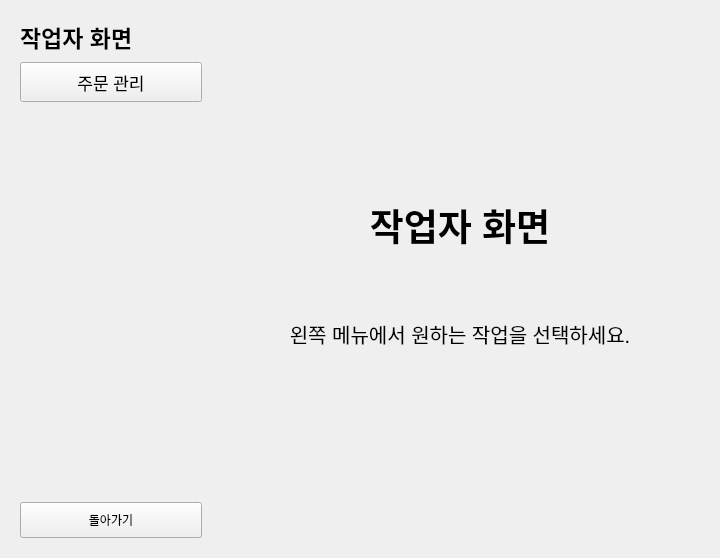
The window that soy-pc/ui/worker_screen.ui (addinedu-physicalai-1st/iot-repo-3) describes before a commit, drawn with Qt 5.
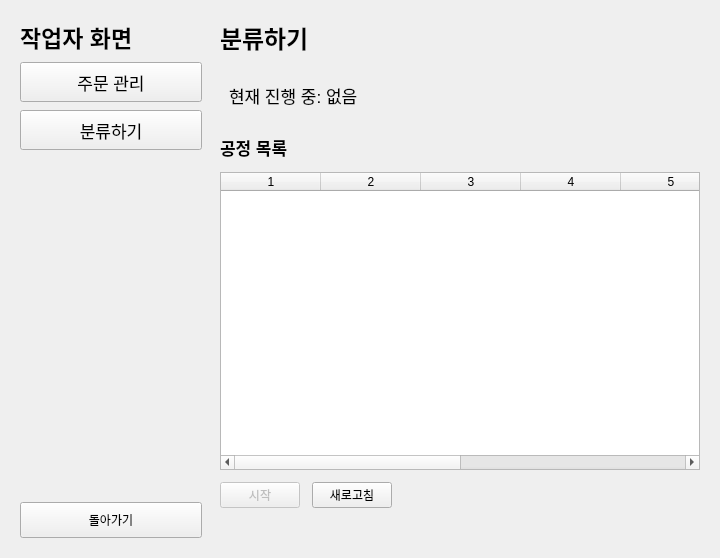
The same window after the commit. The open tabs and pages were chosen to show the change.

Commit message: sorting process menu

What changed in the file:
```diff
--- a/soy-pc/ui/worker_screen.ui
+++ b/soy-pc/ui/worker_screen.ui
@@ -74,6 +74,30 @@
         </property>
        </widget>
       </item>
+      <item>
+       <widget class="QPushButton" name="menu_classify">
+        <property name="minimumSize">
+         <size>
+          <width>0</width>
+          <height>40</height>
+         </size>
+        </property>
+        <property name="font">
+         <font>
+          <pointsize>13</pointsize>
+         </font>
+        </property>
+        <property name="text">
+         <string>분류하기</string>
+        </property>
+        <property name="checkable">
+         <bool>true</bool>
+        </property>
+        <property name="checked">
+         <bool>false</bool>
+        </property>
+       </widget>
+      </item>
       <item>
        <spacer name="verticalSpacer_worker_sidebar">
         <property name="orientation">
@@ -282,6 +306,151 @@
        </item>
       </layout>
      </widget>
+     <widget class="QWidget" name="page_classify">
+      <property name="objectName">
+       <string>page_classify</string>
+      </property>
+      <layout class="QVBoxLayout" name="verticalLayout_classify">
+       <property name="spacing">
+        <number>12</number>
+       </property>
+       <item>
+        <widget class="QLabel" name="label_classify_title">
+         <property name="font">
+          <font>
+           <pointsize>18</pointsize>
+           <weight>75</weight>
+           <bold>true</bold>
+          </font>
+         </property>
+         <property name="text">
+          <string>분류하기</string>
+         </property>
+        </widget>
+       </item>
+       <item>
+        <widget class="QFrame" name="classify_running_card">
+         <property name="objectName">
+          <string>classify_running_card</string>
+         </property>
+         <property name="minimumSize">
+          <size>
+           <width>0</width>
+           <height>56</height>
+          </size>
+         </property>
+         <layout class="QHBoxLayout" name="horizontalLayout_running">
+          <item>
+           <widget class="QLabel" name="label_running_status">
+            <property name="font">
+             <font>
+              <pointsize>13</pointsize>
+             </font>
+            </property>
+            <property name="text">
+             <string>현재 진행 중: 없음</string>
+            </property>
+           </widget>
+          </item>
+         </layout>
+        </widget>
+       </item>
+       <item>
+        <widget class="QLabel" name="label_process_list_title">
+         <property name="font">
+          <font>
+           <pointsize>13</pointsize>
+           <weight>75</weight>
+           <bold>true</bold>
+          </font>
+         </property>
+         <property name="text">
+          <string>공정 목록</string>
+         </property>
+        </widget>
+       </item>
+       <item>
+        <widget class="QTableWidget" name="processTable">
+         <property name="objectName">
+          <string>processTable</string>
+         </property>
+         <property name="columnCount">
+          <number>8</number>
+         </property>
+         <property name="minimumSize">
+          <size>
+           <width>0</width>
+           <height>200</height>
+          </size>
+         </property>
+         <property name="selectionBehavior">
+          <enum>QAbstractItemView::SelectionBehavior::SelectRows</enum>
+         </property>
+         <property name="selectionMode">
+          <enum>QAbstractItemView::SelectionMode::SingleSelection</enum>
+         </property>
+         <property name="alternatingRowColors">
+          <bool>true</bool>
+         </property>
+         <attribute name="horizontalHeaderDefaultSectionSize">
+          <number>100</number>
+         </attribute>
+         <attribute name="horizontalHeaderStretchLastSection">
+          <bool>true</bool>
+         </attribute>
+        </widget>
+       </item>
+       <item>
+        <layout class="QHBoxLayout" name="horizontalLayout_classify_buttons">
+         <item>
+          <widget class="QPushButton" name="classifyToggleButton">
+           <property name="enabled">
+            <bool>false</bool>
+           </property>
+           <property name="text">
+            <string>시작</string>
+           </property>
+          </widget>
+         </item>
+         <item>
+          <widget class="QPushButton" name="classifyRefreshButton">
+           <property name="text">
+            <string>새로고침</string>
+           </property>
+          </widget>
+         </item>
+         <item>
+          <spacer name="horizontalSpacer_classify">
+           <property name="orientation">
+            <enum>Qt::Orientation::Horizontal</enum>
+           </property>
+           <property name="sizeHint" stdset="0">
+            <size>
+             <width>40</width>
+             <height>20</height>
+            </size>
+           </property>
+          </spacer>
+         </item>
+        </layout>
+       </item>
+       <item>
+        <widget class="QLabel" name="classifyResultLabel">
+         <property name="font">
+          <font>
+           <pointsize>12</pointsize>
+          </font>
+         </property>
+         <property name="text">
+          <string/>
+         </property>
+         <property name="wordWrap">
+          <bool>true</bool>
+         </property>
+        </widget>
+       </item>
+      </layout>
+     </widget>
     </widget>
    </item>
   </layout>
```
The commit also changes 7 other files.
